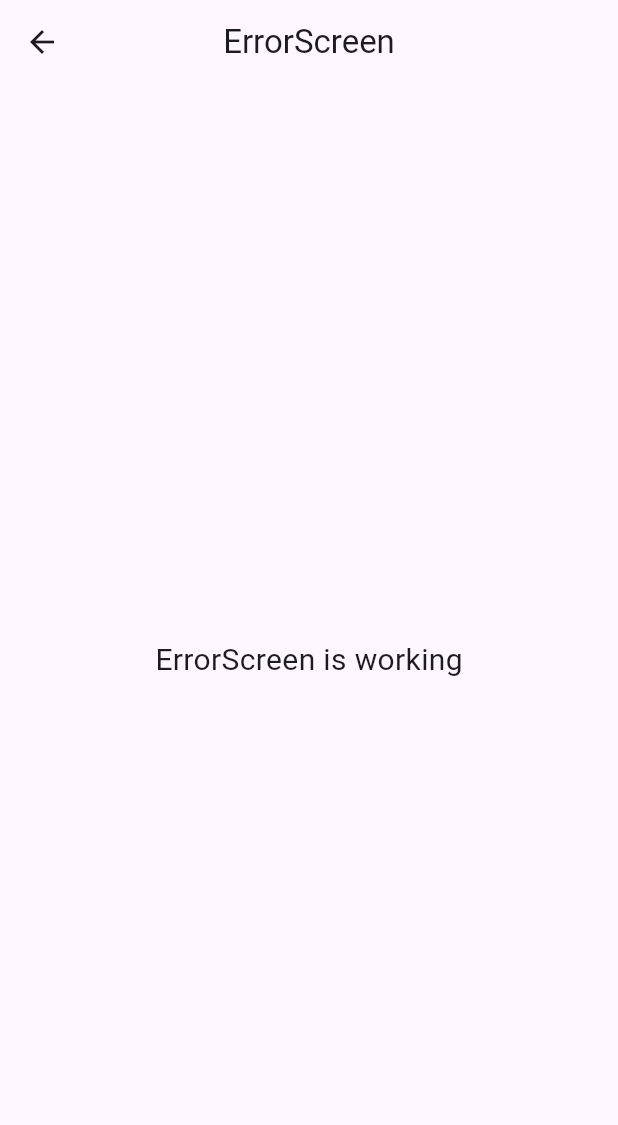
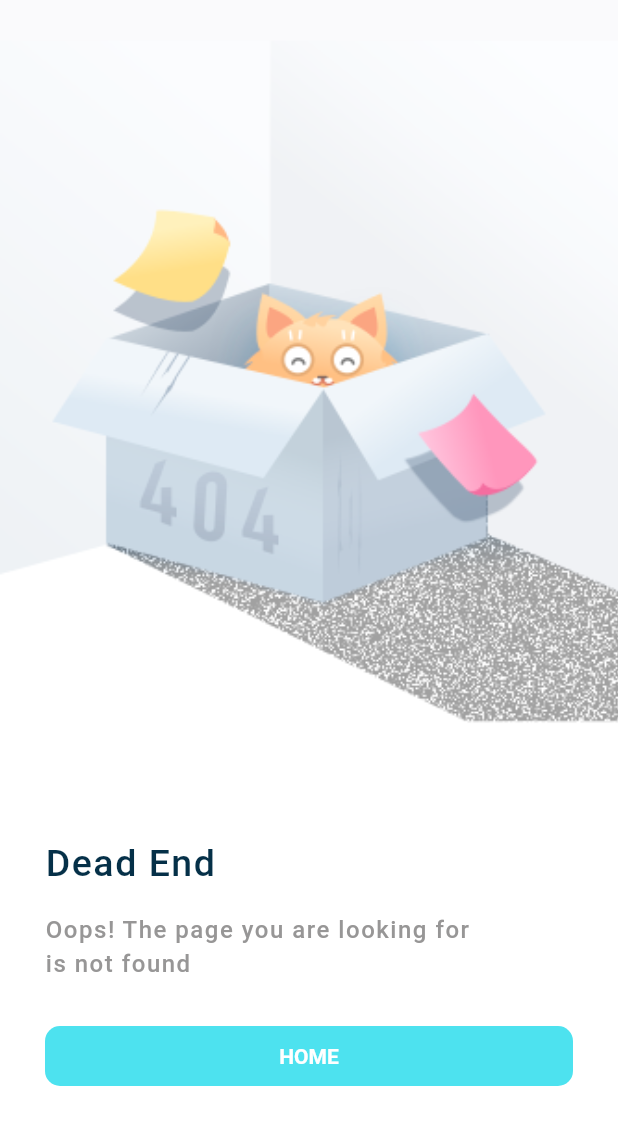
Before and after one commit to maniangdoz/exo_post, a Flutter app: the ErrorScreen screen opened directly, on a phone screen of 412 x 824 dp. Shown: the top 1125 px of the screen. Run offline on Flutter 3.47's test engine with Material 2 defaults, Android fonts, the phone set to English and light mode, and no system bars; our stand-ins replace bloc, equatable, flutter_animate, flutter_bloc, get_it, go_router and 3 more; accounts and stored records are empty.

Commit message:
work on screen error and add fonction name

```diff
--- a/lib/features/auth/presentation/pages/auth_screen.dart
+++ b/lib/features/auth/presentation/pages/auth_screen.dart
@@ -104,10 +104,11 @@ class _AuthScreenState extends State<AuthScreen> {
           AppUtils.isDarkMode(context)
               ? AppColors.accentColor
               : AppColors.primaryColor);
+      context.go(ScreenPaths.postPage);
     }
   }
 
   void _goToRegisterPage() {
-    context.go('${ScreenPaths.authPage}/${ScreenPaths.registerPage}');
+    context.go(ScreenPaths.registerPage);
   }
 }
--- a/lib/features/error/presentation/pages/error_screen.dart
+++ b/lib/features/error/presentation/pages/error_screen.dart
@@ -1,21 +1,76 @@
+import 'package:exo_post/common/router.dart';
+import 'package:exo_post/common/styles/colors.dart';
+import 'package:exo_post/common/utils/app_utils.dart';
+import 'package:exo_post/features/shared/presentation/widgets/button_shared.dart';
 import 'package:flutter/material.dart';
+import 'package:go_router/go_router.dart';
 
-class ErrorScreen extends StatelessWidget {
-  const ErrorScreen({super.key});
+class ErrorScreen extends StatefulWidget {
+  const ErrorScreen({Key? key}) : super(key: key);
 
+  @override
+  State<ErrorScreen> createState() => _ErrorScreenState();
+}
+
+class _ErrorScreenState extends State<ErrorScreen> {
   @override
   Widget build(BuildContext context) {
     return Scaffold(
-      appBar: AppBar(
-        title: const Text('ErrorScreen'),
-        centerTitle: true,
-      ),
-      body: const Center(
-        child: Text(
-          'ErrorScreen is working',
-          style: TextStyle(fontSize: 20),
-        ),
+      body: Stack(
+        children: [
+          Image.asset(
+            'assets/images/something_wrong.png',
+            fit: BoxFit.cover,
+            height: MediaQuery.of(context).size.height,
+            width: MediaQuery.of(context).size.width,
+          ),
+          Positioned(
+            bottom: 230,
+            left: 30,
+            child: Text(
+              'Dead End',
+              style: TextStyle(
+                color: AppUtils.isDarkMode(context)
+                    ? AppColors.accentColor
+                    : AppColors.primaryColor,
+                fontSize: 25,
+                letterSpacing: 1,
+                fontWeight: FontWeight.w500,
+              ),
+            ),
+          ),
+          const Positioned(
+            bottom: 170,
+            left: 30,
+            child: Text(
+              'Oops! The page you are looking for\nis not found',
+              style: TextStyle(
+                color: AppColors.greyColor,
+                fontSize: 16,
+                letterSpacing: 1,
+                fontWeight: FontWeight.w500,
+              ),
+              textAlign: TextAlign.start,
+            ),
+          ),
+          Positioned(
+            bottom: 100,
+            left: 30,
+            right: 30,
+            child: ButtonShared(
+              text: "HOME",
+              colorButton: AppUtils.isDarkMode(context)
+                  ? AppColors.primaryColor
+                  : AppColors.accentColor,
+              onClick: _goBack,
+            ),
+          )
+        ],
       ),
     );
   }
+
+  void _goBack() {
+    context.go(ScreenPaths.postPage);
+  }
 }
--- a/lib/features/post/presentation/pages/post_screen.dart
+++ b/lib/features/post/presentation/pages/post_screen.dart
@@ -1,4 +1,6 @@
+import 'package:exo_post/common/router.dart';
 import 'package:flutter/material.dart';
+import 'package:go_router/go_router.dart';
 
 import '../../../shared/presentation/widgets/action_button.dart';
 import '../../../shared/presentation/widgets/expandable_fa.dart';
@@ -40,5 +42,7 @@ class PostScreen extends StatelessWidget {
     );
   }
 
-  _showAction(BuildContext context, int i) {}
+  _showAction(BuildContext context, int i) {
+    if (i == 1) context.go(ScreenPaths.authPage);
+  }
 }
--- a/lib/features/register/presentation/pages/register_screen.dart
+++ b/lib/features/register/presentation/pages/register_screen.dart
@@ -109,6 +109,7 @@ class _RegisterScreenState extends State<RegisterScreen> {
           AppUtils.isDarkMode(context)
               ? AppColors.accentColor
               : AppColors.primaryColor);
+      context.go(ScreenPaths.postPage);
     }
   }
 
--- a/pubspec.yaml
+++ b/pubspec.yaml
@@ -56,9 +56,8 @@ flutter:
   # the material Icons class.
   uses-material-design: true
   # To add assets to your application, add an assets section, like this:
-  # assets:
-  #   - images/a_dot_burr.jpeg
-  #   - images/a_dot_ham.jpeg
+  assets:
+    - assets/images/
   # An image asset can refer to one or more resolution-specific "variants", see
   # https://flutter.dev/assets-and-images/#resolution-aware
   # For details regarding adding assets from package dependencies, see
```
Also changed, not shown: assets/images/connection_failed.png (added), assets/images/something_wrong.png (added).
